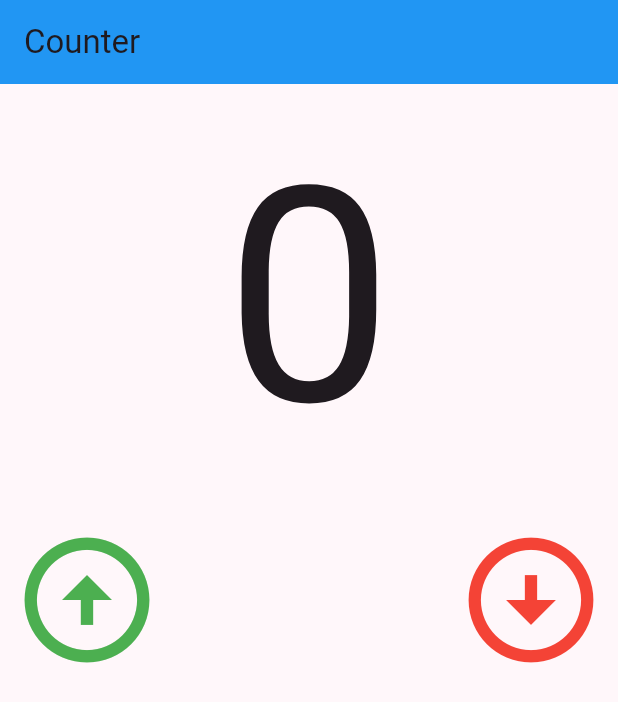
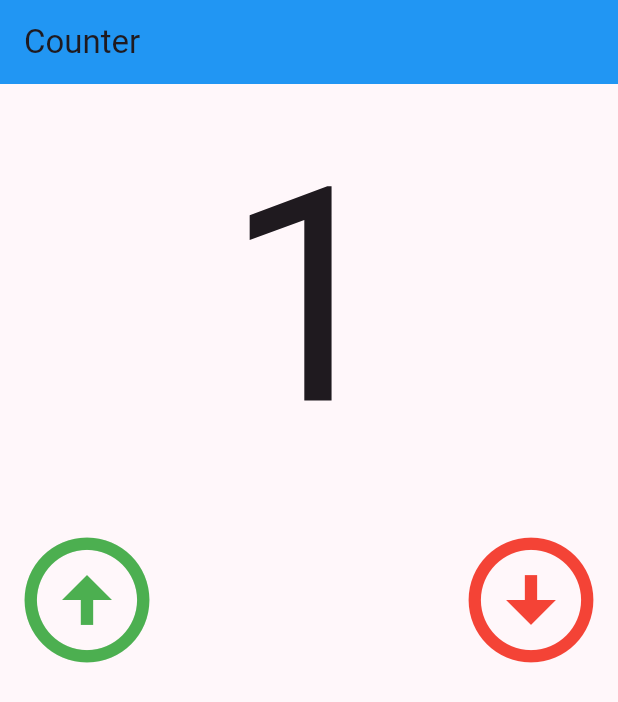
Before and after one commit to systemry420/flutter_apps, a Flutter app: the screen it shows after launch, after a tap on the "arrow circle up" icon, on a phone screen of 412 x 824 dp. Shown: the top 702 px of the screen. Run offline on Flutter 3.47's test engine with Material 3 defaults, Android fonts, the phone set to English and light mode, and no system bars.

```diff
--- a/lib/main.dart
+++ b/lib/main.dart
@@ -18,7 +18,7 @@ class MyApp extends StatelessWidget {
       ),
       home: Scaffold(
         appBar: AppBar(
-          title: Text('Counter'),
+          title: const Text('Counter'),
           backgroundColor: Colors.blue,
         ),
         body: Counter(),
@@ -35,28 +35,38 @@ class Counter extends StatefulWidget {
 }
 
 class _CounterState extends State<Counter> {
+  int counter = 0;
+
   @override
   Widget build(BuildContext context) {
     return Center(
       child: Column(
         mainAxisAlignment: MainAxisAlignment.start,
         children: [
-          const Text(
-            '0',
-            style: TextStyle(fontSize: 200),
+          Text(
+            counter.toString(),
+            style: const TextStyle(fontSize: 200),
           ),
           Row(
             mainAxisAlignment: MainAxisAlignment.spaceBetween,
             children: [
               IconButton(
-                onPressed: () {},
+                onPressed: () {
+                  setState(() {
+                    counter++;
+                  });
+                },
                 icon: const Icon(Icons.arrow_circle_up),
                 color: Colors.green,
                 iconSize: 100,
               ),
               IconButton(
-                onPressed: () {},
-                icon: Icon(Icons.arrow_circle_down),
+                onPressed: () {
+                  setState(() {
+                    counter--;
+                  });
+                },
+                icon: const Icon(Icons.arrow_circle_down),
                 color: Colors.red,
                 iconSize: 100,
               )
```
